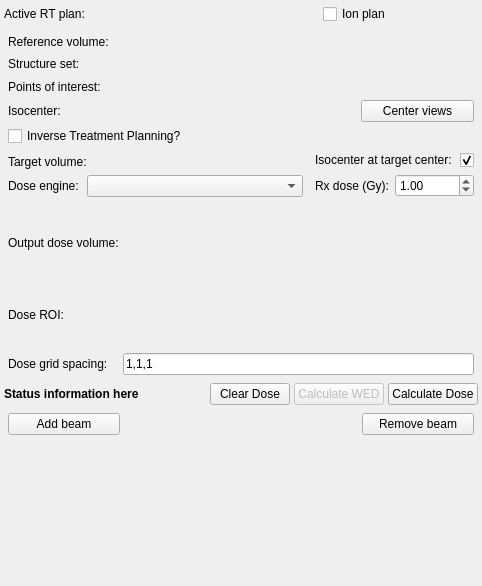
First picture: the form in ExternalBeamPlanning/Resources/UI/qSlicerExternalBeamPlanningModule.ui, repository SlicerRt/SlicerRT, before the edit.
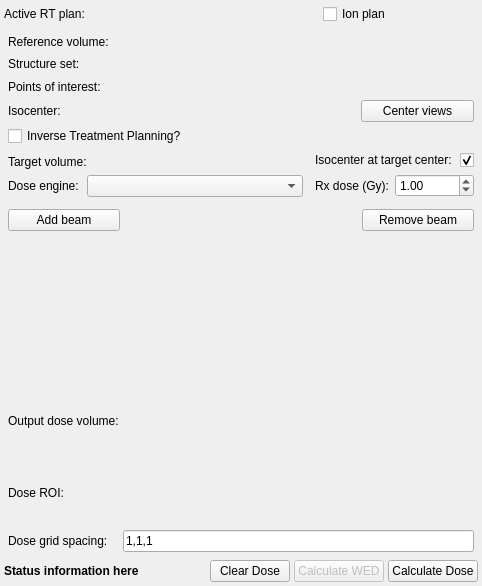
Second picture: the form after the edit. Icons and pictures are not drawn. Custom widgets are drawn as their Qt base class.

Commit message: Create Dose Influence Matrix calculation infrastructure in ExternalBeamPlanning

The edit to the form file:
```diff
--- a/ExternalBeamPlanning/Resources/UI/qSlicerExternalBeamPlanningModule.ui
+++ b/ExternalBeamPlanning/Resources/UI/qSlicerExternalBeamPlanningModule.ui
@@ -325,6 +325,91 @@
      </layout>
     </widget>
    </item>
+   <item>
+    <widget class="ctkCollapsibleButton" name="CollapsibleButton_Beams" native="true">
+     <property name="text" stdset="0">
+      <string>Beams</string>
+     </property>
+     <layout class="QGridLayout" name="gridLayout_2">
+      <property name="leftMargin">
+       <number>4</number>
+      </property>
+      <property name="topMargin">
+       <number>4</number>
+      </property>
+      <property name="rightMargin">
+       <number>4</number>
+      </property>
+      <property name="bottomMargin">
+       <number>4</number>
+      </property>
+      <property name="spacing">
+       <number>4</number>
+      </property>
+      <item row="1" column="0">
+       <widget class="qMRMLBeamsTableView" name="BeamsTableView" native="true">
+        <property name="sizePolicy">
+         <sizepolicy hsizetype="Preferred" vsizetype="Preferred">
+          <horstretch>0</horstretch>
+          <verstretch>0</verstretch>
+         </sizepolicy>
+        </property>
+       </widget>
+      </item>
+      <item row="0" column="0">
+       <layout class="QHBoxLayout" name="horizontalLayout_6">
+        <item>
+         <widget class="QPushButton" name="pushButton_AddBeam">
+          <property name="minimumSize">
+           <size>
+            <width>112</width>
+            <height>0</height>
+           </size>
+          </property>
+          <property name="text">
+           <string>Add beam</string>
+          </property>
+          <property name="icon">
+           <iconset resource="../qSlicerExternalBeamPlanningModule.qrc">
+            <normaloff>:/Icons/Add.png</normaloff>:/Icons/Add.png</iconset>
+          </property>
+         </widget>
+        </item>
+        <item>
+         <spacer name="horizontalSpacer_3">
+          <property name="orientation">
+           <enum>Qt::Horizontal</enum>
+          </property>
+          <property name="sizeHint" stdset="0">
+           <size>
+            <width>40</width>
+            <height>20</height>
+           </size>
+          </property>
+         </spacer>
+        </item>
+        <item>
+         <widget class="QPushButton" name="pushButton_RemoveBeam">
+          <property name="minimumSize">
+           <size>
+            <width>112</width>
+            <height>0</height>
+           </size>
+          </property>
+          <property name="text">
+           <string>Remove beam</string>
+          </property>
+          <property name="icon">
+           <iconset resource="../qSlicerExternalBeamPlanningModule.qrc">
+            <normaloff>:/Icons/Remove.png</normaloff>:/Icons/Remove.png</iconset>
+          </property>
+         </widget>
+        </item>
+       </layout>
+      </item>
+     </layout>
+    </widget>
+   </item>
    <item>
     <widget class="ctkCollapsibleButton" name="CollapsibleButton_Output" native="true">
      <property name="text" stdset="0">
@@ -475,91 +560,6 @@
      </item>
     </layout>
    </item>
-   <item>
-    <widget class="ctkCollapsibleButton" name="CollapsibleButton_Beams" native="true">
-     <property name="text" stdset="0">
-      <string>Beams</string>
-     </property>
-     <layout class="QGridLayout" name="gridLayout_2">
-      <property name="leftMargin">
-       <number>4</number>
-      </property>
-      <property name="topMargin">
-       <number>4</number>
-      </property>
-      <property name="rightMargin">
-       <number>4</number>
-      </property>
-      <property name="bottomMargin">
-       <number>4</number>
-      </property>
-      <property name="spacing">
-       <number>4</number>
-      </property>
-      <item row="1" column="0">
-       <widget class="qMRMLBeamsTableView" name="BeamsTableView" native="true">
-        <property name="sizePolicy">
-         <sizepolicy hsizetype="Preferred" vsizetype="Preferred">
-          <horstretch>0</horstretch>
-          <verstretch>0</verstretch>
-         </sizepolicy>
-        </property>
-       </widget>
-      </item>
-      <item row="0" column="0">
-       <layout class="QHBoxLayout" name="horizontalLayout_6">
-        <item>
-         <widget class="QPushButton" name="pushButton_AddBeam">
-          <property name="minimumSize">
-           <size>
-            <width>112</width>
-            <height>0</height>
-           </size>
-          </property>
-          <property name="text">
-           <string>Add beam</string>
-          </property>
-          <property name="icon">
-           <iconset resource="../qSlicerExternalBeamPlanningModule.qrc">
-            <normaloff>:/Icons/Add.png</normaloff>:/Icons/Add.png</iconset>
-          </property>
-         </widget>
-        </item>
-        <item>
-         <spacer name="horizontalSpacer_3">
-          <property name="orientation">
-           <enum>Qt::Horizontal</enum>
-          </property>
-          <property name="sizeHint" stdset="0">
-           <size>
-            <width>40</width>
-            <height>20</height>
-           </size>
-          </property>
-         </spacer>
-        </item>
-        <item>
-         <widget class="QPushButton" name="pushButton_RemoveBeam">
-          <property name="minimumSize">
-           <size>
-            <width>112</width>
-            <height>0</height>
-           </size>
-          </property>
-          <property name="text">
-           <string>Remove beam</string>
-          </property>
-          <property name="icon">
-           <iconset resource="../qSlicerExternalBeamPlanningModule.qrc">
-            <normaloff>:/Icons/Remove.png</normaloff>:/Icons/Remove.png</iconset>
-          </property>
-         </widget>
-        </item>
-       </layout>
-      </item>
-     </layout>
-    </widget>
-   </item>
   </layout>
  </widget>
  <customwidgets>
```
The commit also changes 7 other files.
